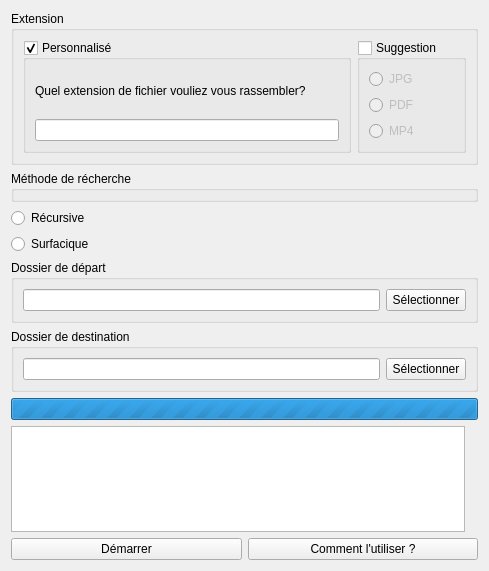
Above: src/UI/interface.ui from machkouroke/LOPCopy before the change. Below: the same form after it.
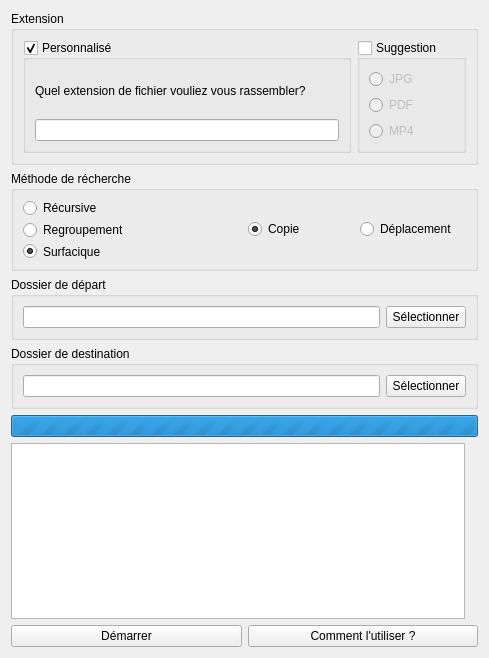
That is the form after the change. Icons and pictures are not drawn.

```diff
--- a/src/UI/interface.ui
+++ b/src/UI/interface.ui
@@ -7,19 +7,19 @@
     <x>0</x>
     <y>0</y>
     <width>489</width>
-    <height>571</height>
+    <height>658</height>
    </rect>
   </property>
   <property name="minimumSize">
    <size>
     <width>489</width>
-    <height>571</height>
+    <height>658</height>
    </size>
   </property>
   <property name="maximumSize">
    <size>
     <width>489</width>
-    <height>587</height>
+    <height>658</height>
    </size>
   </property>
   <property name="windowTitle">
@@ -139,24 +139,89 @@
     </widget>
    </item>
    <item>
-    <widget class="QGroupBox" name="groupBox_4">
+    <widget class="QGroupBox" name="methode">
+     <property name="minimumSize">
+      <size>
+       <width>100</width>
+       <height>100</height>
+      </size>
+     </property>
      <property name="title">
       <string>Méthode de récherche</string>
      </property>
-    </widget>
-   </item>
-   <item>
-    <widget class="QRadioButton" name="recursive">
-     <property name="text">
-      <string>Récursive</string>
-     </property>
-    </widget>
-   </item>
-   <item>
-    <widget class="QRadioButton" name="radioButton">
-     <property name="text">
-      <string>Surfacique</string>
-     </property>
+     <layout class="QHBoxLayout" name="horizontalLayout_14">
+      <item>
+       <layout class="QHBoxLayout" name="horizontalLayout_12">
+        <item>
+         <layout class="QVBoxLayout" name="verticalLayout_2">
+          <item>
+           <widget class="QRadioButton" name="recursive">
+            <property name="text">
+             <string>Récursive</string>
+            </property>
+            <attribute name="buttonGroup">
+             <string notr="true">rechercheType</string>
+            </attribute>
+           </widget>
+          </item>
+          <item>
+           <widget class="QRadioButton" name="regroupement">
+            <property name="text">
+             <string>Regroupement</string>
+            </property>
+            <attribute name="buttonGroup">
+             <string notr="true">rechercheType</string>
+            </attribute>
+           </widget>
+          </item>
+          <item>
+           <widget class="QRadioButton" name="surfacique">
+            <property name="text">
+             <string>Surfacique</string>
+            </property>
+            <property name="checked">
+             <bool>true</bool>
+            </property>
+            <attribute name="buttonGroup">
+             <string notr="true">rechercheType</string>
+            </attribute>
+           </widget>
+          </item>
+         </layout>
+        </item>
+       </layout>
+      </item>
+      <item>
+       <layout class="QHBoxLayout" name="copie_move">
+        <item>
+         <widget class="QRadioButton" name="copie">
+          <property name="enabled">
+           <bool>true</bool>
+          </property>
+          <property name="text">
+           <string>Copie</string>
+          </property>
+          <property name="checked">
+           <bool>true</bool>
+          </property>
+          <attribute name="buttonGroup">
+           <string notr="true">moveMode</string>
+          </attribute>
+         </widget>
+        </item>
+        <item>
+         <widget class="QRadioButton" name="deplacement">
+          <property name="text">
+           <string>Déplacement</string>
+          </property>
+          <attribute name="buttonGroup">
+           <string notr="true">moveMode</string>
+          </attribute>
+         </widget>
+        </item>
+       </layout>
+      </item>
+     </layout>
     </widget>
    </item>
    <item>
@@ -190,10 +255,19 @@
     </widget>
    </item>
    <item>
-    <widget class="QGroupBox" name="groupBox_2">
+    <widget class="QGroupBox" name="destGroup">
+     <property name="enabled">
+      <bool>true</bool>
+     </property>
      <property name="title">
       <string>Dossier de destination</string>
      </property>
+     <property name="flat">
+      <bool>false</bool>
+     </property>
+     <property name="checkable">
+      <bool>false</bool>
+     </property>
      <layout class="QVBoxLayout" name="verticalLayout_5">
       <item>
        <layout class="QHBoxLayout" name="horizontalLayout_2">
```
Left out of the diff: 16 changed lines with no effect on the pictures.
